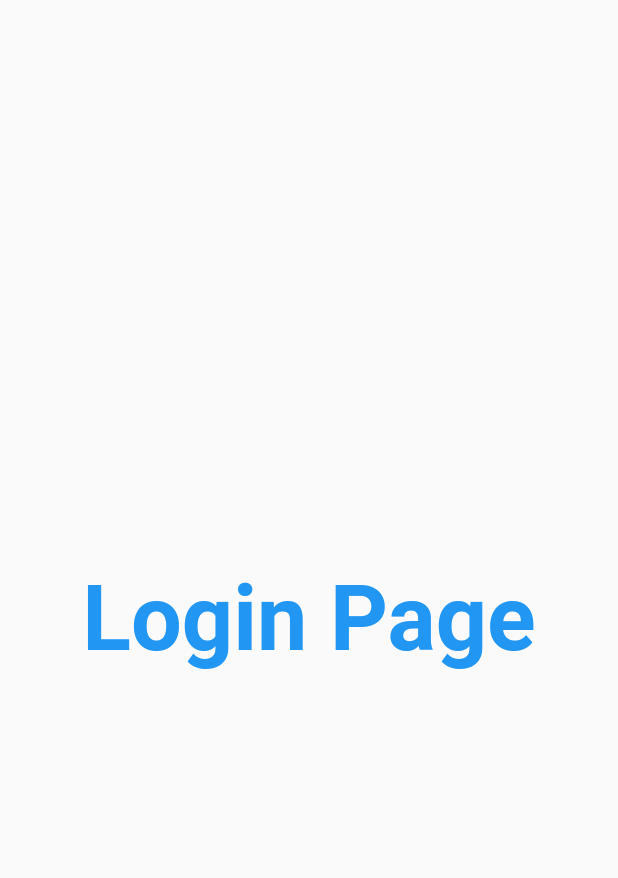
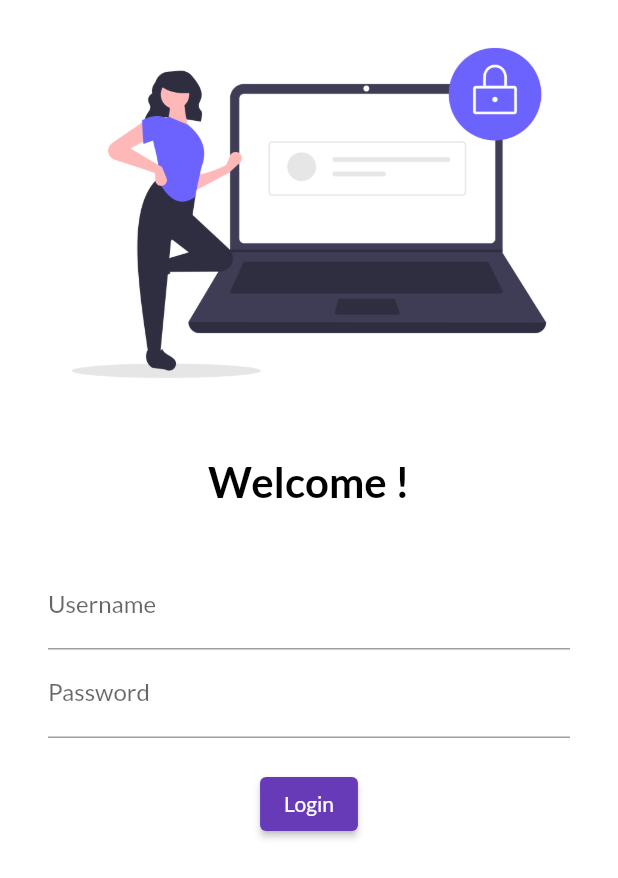
Before and after one commit to abdullahbilal-code/Flutter-Youtube, a Flutter app: the screen it shows after launch, on a phone screen of 412 x 824 dp. Shown: the top 878 px of the screen. Run offline on Flutter 3.47's test engine with Material 2 defaults, Android fonts, the phone set to English and light mode, and no system bars; our stand-ins replace google_fonts.

Commit message:
Day 4 completed

```diff
--- a/lib/login_page.dart
+++ b/lib/login_page.dart
@@ -6,17 +6,56 @@ class LoginPage extends StatelessWidget {
   @override
   Widget build(BuildContext context) {
     return Material(
-      child: Center(
-        child: Text(
-          "Login Page",
-          style: TextStyle(
-            fontSize: 20,
-            color: Colors.blue,
-            fontWeight: FontWeight.bold,
-          ),
-          textScaleFactor: 3.0,
-        ),
-      ),
-    );
+        color: Colors.white,
+        child: Column(
+          children: [
+            Image.asset(
+              "assets/images/login_image.png",
+              fit: BoxFit.cover,
+            ),
+            SizedBox(
+              height: 20,
+            ),
+            Text(
+              "Welcome !",
+              style: TextStyle(
+                fontSize: 28,
+                fontWeight: FontWeight.bold,
+                color: Colors.black,
+              ),
+            ),
+            SizedBox(
+              height: 20.0,
+            ),
+            Padding(
+              padding:
+                  const EdgeInsets.symmetric(vertical: 16.0, horizontal: 32.0),
+              child: Column(
+                children: [
+                  TextFormField(
+                    decoration: InputDecoration(
+                      hintText: "Enter Username",
+                      labelText: "Username",
+                    ),
+                  ),
+                  TextFormField(
+                    decoration: InputDecoration(
+                      hintText: "Enter Password",
+                      labelText: "Password",
+                    ),
+                  ),
+                  SizedBox(
+                    height: 20.0,
+                  ),
+                  ElevatedButton(
+                      child: Text("Login"),
+                      onPressed: () {
+                        print("Hello World !");
+                      })
+                ],
+              ),
+            )
+          ],
+        ));
   }
 }
--- a/lib/main.dart
+++ b/lib/main.dart
@@ -1,6 +1,7 @@
 import 'package:flutter/material.dart';
 import 'package:flutter_application_1/login_page.dart';
 import 'package:flutter_application_1/pages/home_page.dart';
+import 'package:google_fonts/google_fonts.dart';
 
 void main() {
   runApp(MyApp());
@@ -10,10 +11,15 @@ class MyApp extends StatelessWidget {
   @override
   Widget build(BuildContext context) {
     return MaterialApp(
-      themeMode: ThemeMode.dark,
-      theme: ThemeData(primarySwatch: Colors.deepPurple),
+      themeMode: ThemeMode.light,
+      theme: ThemeData(
+        primarySwatch: Colors.deepPurple,
+        fontFamily: GoogleFonts.lato().fontFamily,
+      ),
       darkTheme: ThemeData(
-          brightness: Brightness.light, primarySwatch: Colors.deepOrange),
+          brightness: Brightness.dark,
+          primarySwatch: Colors.deepOrange
+          ),
       initialRoute: "/login",
       routes: {
         "/": (context) => LoginPage(),
```
Also changed, not shown: pubspec.yaml (+4 -9 lines), assets/images/login_image.png (added), pubspec.lock.
